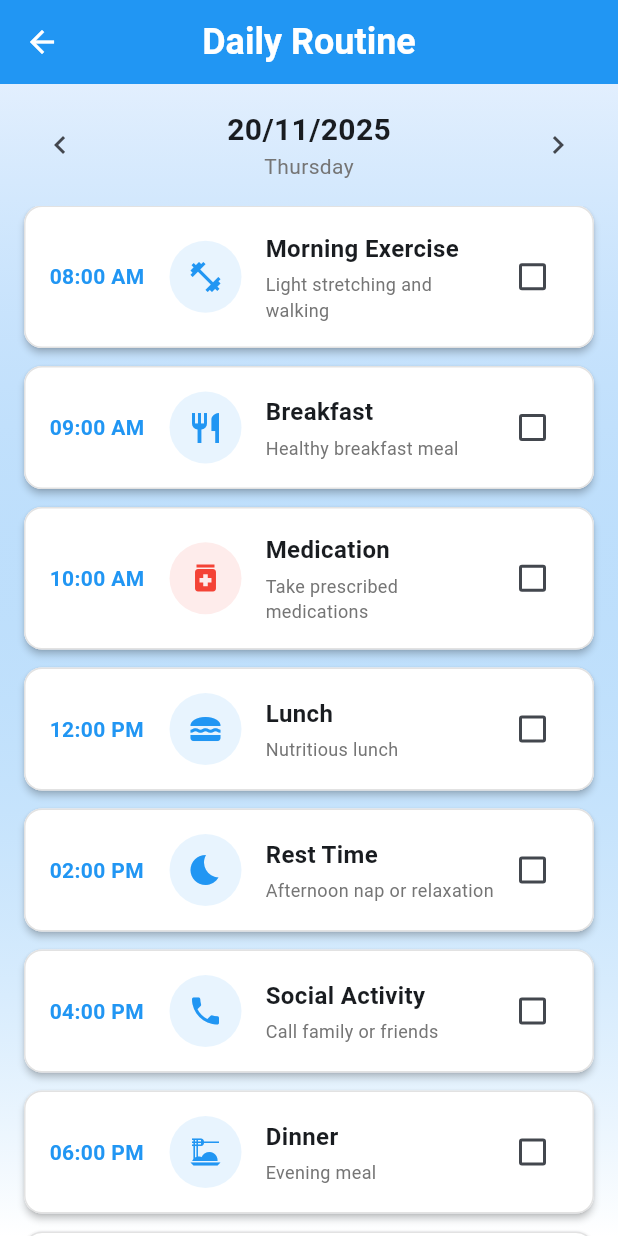
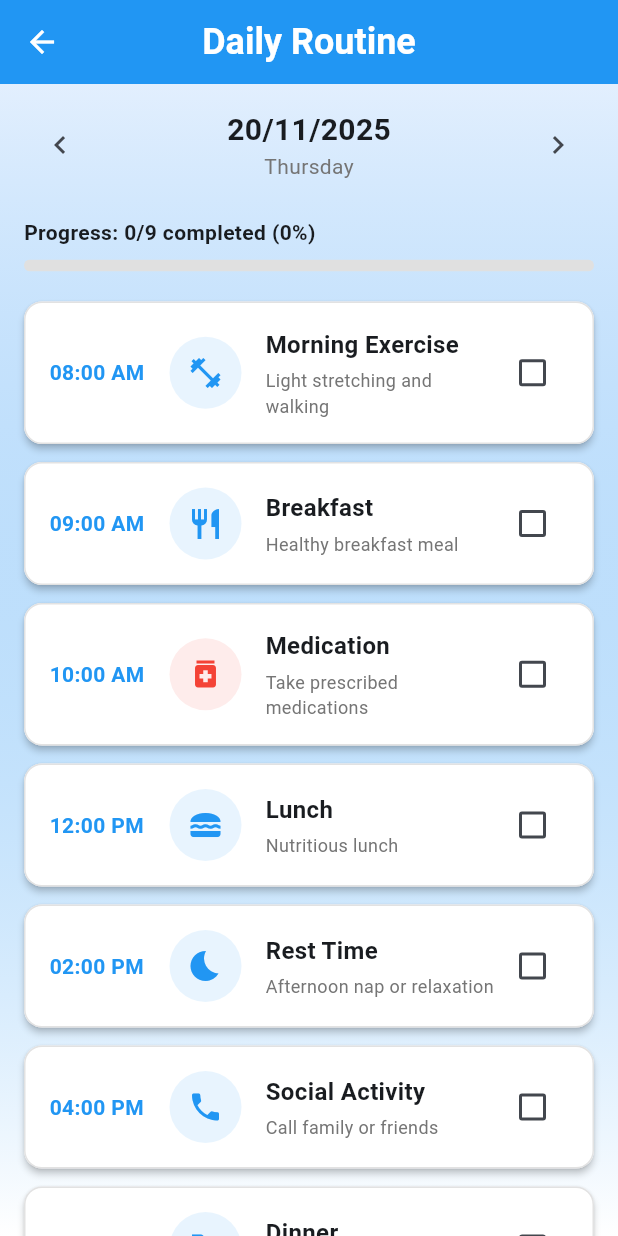
Before and after one commit to SayumiNelithma/Caregiving-and-Monitoring-System, a Flutter app: the screen it shows once a user with an empty profile is signed in, after a tap on "Daily Routine", on a phone screen of 412 x 824 dp. Run offline on Flutter 3.47's test engine with Material 3 defaults, Android fonts, the light colour scheme and no system bars; our stand-ins replace cloud_firestore, firebase_auth, firebase_core; accounts and stored records are empty.

Commit message:
Update daily routine page with improvements

```diff
--- a/lib/pages/elder/daily_routine_page.dart
+++ b/lib/pages/elder/daily_routine_page.dart
@@ -14,7 +14,7 @@ class _DailyRoutinePageState extends State<DailyRoutinePage> {
   DateTime _selectedDate = DateTime.now();
 
   // Sample routine data - in a real app, this would come from a database
-  final List<Map<String, dynamic>> _routines = [
+  late List<Map<String, dynamic>> _routines = [
     {
       'time': '08:00 AM',
       'activity': 'Morning Exercise',
@@ -81,7 +81,21 @@ class _DailyRoutinePageState extends State<DailyRoutinePage> {
   ];
 
   @override
+  void initState() {
+    super.initState();
+    _loadRoutinesForDate(_selectedDate);
+  }
+
+  void _loadRoutinesForDate(DateTime date) {
+    // TODO: Load routines from database for selected date
+    setState(() {});
+  }
+
+  @override
   Widget build(BuildContext context) {
+    final completedCount = _routines.where((r) => r['completed'] == true).length;
+    final progressPercentage = (_routines.isEmpty ? 0 : (completedCount / _routines.length * 100)).toStringAsFixed(0);
+
     return Scaffold(
       appBar: AppBar(
         title: const Text(
@@ -124,6 +138,7 @@ class _DailyRoutinePageState extends State<DailyRoutinePage> {
                             const Duration(days: 1),
                           );
                         });
+                        _loadRoutinesForDate(_selectedDate);
                       },
                     ),
                     Column(
@@ -152,15 +167,54 @@ class _DailyRoutinePageState extends State<DailyRoutinePage> {
                             const Duration(days: 1),
                           );
                         });
+                        _loadRoutinesForDate(_selectedDate);
                       },
+                    ),
+                  ],
+                ),
+              ),
+              // Progress indicator
+              Container(
+                padding: const EdgeInsets.symmetric(horizontal: 16, vertical: 8),
+                child: Column(
+                  crossAxisAlignment: CrossAxisAlignment.start,
+                  children: [
+                    Text(
+                      'Progress: $completedCount/${_routines.length} completed ($progressPercentage%)',
+                      style: const TextStyle(
+                        fontSize: 14,
+                        fontWeight: FontWeight.w600,
+                      ),
+                    ),
+                    const SizedBox(height: 8),
+                    ClipRRect(
+                      borderRadius: BorderRadius.circular(8),
+                      child: LinearProgressIndicator(
+                        value: _routines.isEmpty ? 0 : (completedCount / _routines.length),
+                        minHeight: 8,
+                        backgroundColor: Colors.grey[300],
+                        valueColor: AlwaysStoppedAnimation<Color>(
+                          completedCount == _routines.length ? Colors.green : const Color(0xFF2196F3),
+                        ),
+                      ),
                     ),
                   ],
                 ),
               ),
               // Routine list
               Expanded(
-                child: ListView.builder(
-                  padding: const EdgeInsets.symmetric(horizontal: 16),
+                child: _routines.isEmpty
+                    ? Center(
+                        child: Text(
+                          'No routines scheduled for this day',
+                          style: TextStyle(
+                            fontSize: 16,
+                            color: Colors.grey[600],
+                          ),
+                        ),
+                      )
+                    : ListView.builder(
+                        padding: const EdgeInsets.symmetric(horizontal: 16, vertical: 12),
                         itemCount: _routines.length,
                         itemBuilder: (context, index) {
                           final routine = _routines[index];
@@ -208,10 +262,10 @@ class _DailyRoutinePageState extends State<DailyRoutinePage> {
           child: Row(
             children: [
               // Time
-              Container(
+              SizedBox(
                 width: 80,
                 child: Text(
-                  routine['time'],
+                  routine['time'] as String,
                   style: TextStyle(
                     fontSize: 14,
                     fontWeight: FontWeight.bold,
@@ -225,17 +279,12 @@ class _DailyRoutinePageState extends State<DailyRoutinePage> {
               Container(
                 padding: const EdgeInsets.all(12),
                 decoration: BoxDecoration(
-                  color: (routine['icon'] as IconData == Icons.medication
-                          ? Colors.red
-                          : const Color(0xFF2196F3))
-                      .withOpacity(0.1),
+                  color: _getIconColor(routine['icon'] as IconData).withOpacity(0.1),
                   shape: BoxShape.circle,
                 ),
                 child: Icon(
-                  routine['icon'],
-                  color: routine['icon'] == Icons.medication
-                      ? Colors.red
-                      : const Color(0xFF2196F3),
+                  routine['icon'] as IconData,
+                  color: _getIconColor(routine['icon'] as IconData),
                   size: 24,
                 ),
               ),
@@ -246,7 +295,7 @@ class _DailyRoutinePageState extends State<DailyRoutinePage> {
                   crossAxisAlignment: CrossAxisAlignment.start,
                   children: [
                     Text(
-                      routine['activity'],
+                      routine['activity'] as String,
                       style: TextStyle(
                         fontSize: 16,
                         fontWeight: FontWeight.bold,
@@ -257,7 +306,7 @@ class _DailyRoutinePageState extends State<DailyRoutinePage> {
                     ),
                     const SizedBox(height: 4),
                     Text(
-                      routine['description'],
+                      routine['description'] as String,
                       style: TextStyle(
                         fontSize: 12,
                         color: Colors.grey[600],
@@ -283,6 +332,10 @@ class _DailyRoutinePageState extends State<DailyRoutinePage> {
     );
   }
 
+  Color _getIconColor(IconData icon) {
+    return icon == Icons.medication ? Colors.red : const Color(0xFF2196F3);
+  }
+
   String _formatDate(DateTime date) {
     return '${date.day}/${date.month}/${date.year}';
   }
```
Lines whose indentation alone changed are shown as unchanged.
